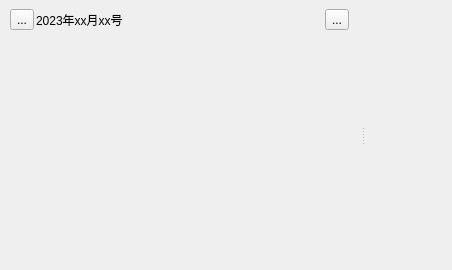
This is App/widgets/checkinwidget.ui in kevinWu7/LifeNote as Qt 5 draws it before an edit. The edited form follows.
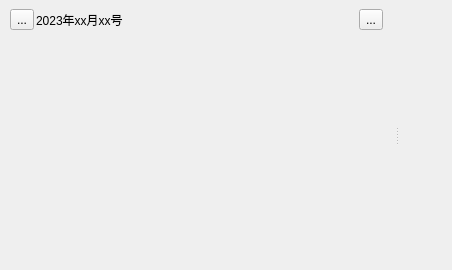
This is the edited form. Custom widgets are drawn as their Qt base class.

Commit message: fix-bug:modify spacer's sizeHint property to strut the space

Patch:
```diff
--- a/App/widgets/checkinwidget.ui
+++ b/App/widgets/checkinwidget.ui
@@ -112,7 +112,7 @@
                </property>
                <property name="sizeHint" stdset="0">
                 <size>
-                 <width>40</width>
+                 <width>200</width>
                  <height>20</height>
                 </size>
                </property>
```
